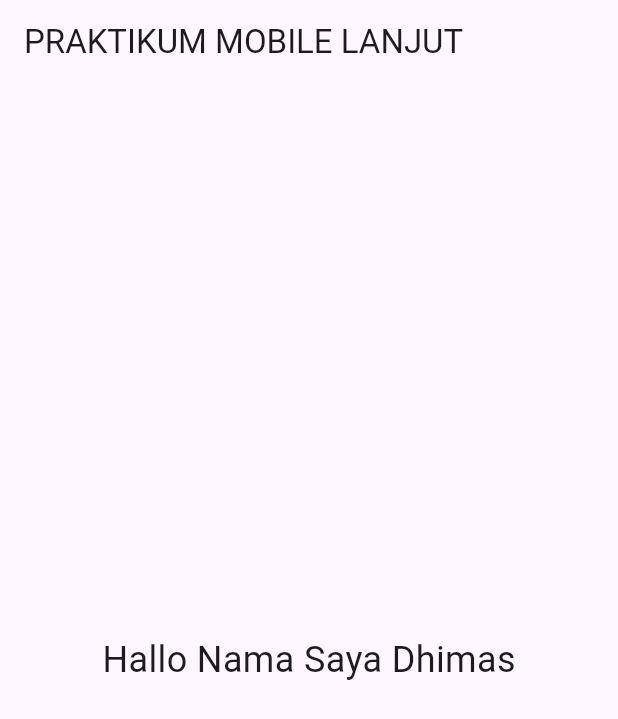
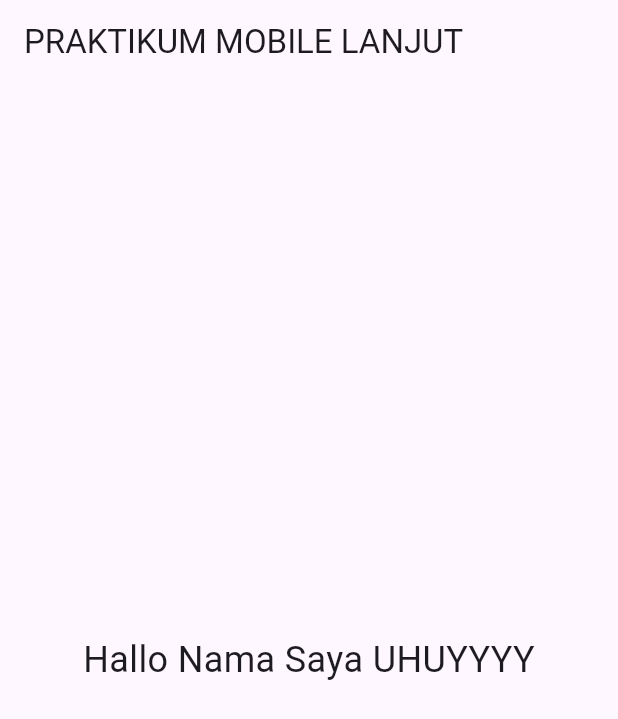
Before and after one commit to crazykillerrr/prak-mobilelanjut-2317051076, a Flutter app: the screen it shows after launch, on a phone screen of 412 x 824 dp. Shown: the top 719 px of the screen. Run offline on Flutter 3.47's test engine with Material 3 defaults, Android fonts, the phone set to English and light mode, and no system bars.

Commit message:
pertemuan 2

```diff
--- a/lib/main.dart
+++ b/lib/main.dart
@@ -22,7 +22,7 @@ class MyApp extends StatelessWidget {
         ),
         body: const Center(
           child: Text(
-            'Hallo Nama Saya Dhimas',
+            'Hallo Nama Saya UHUYYYY',
             style: TextStyle(fontSize: 24),
           ),
         ),
```
